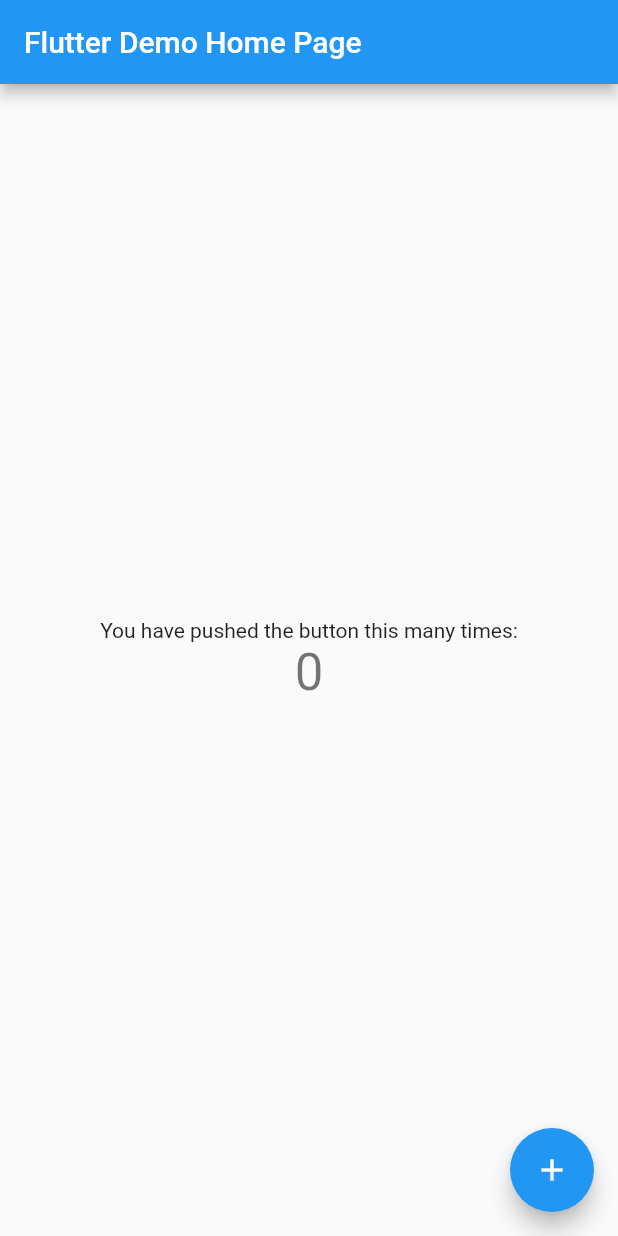
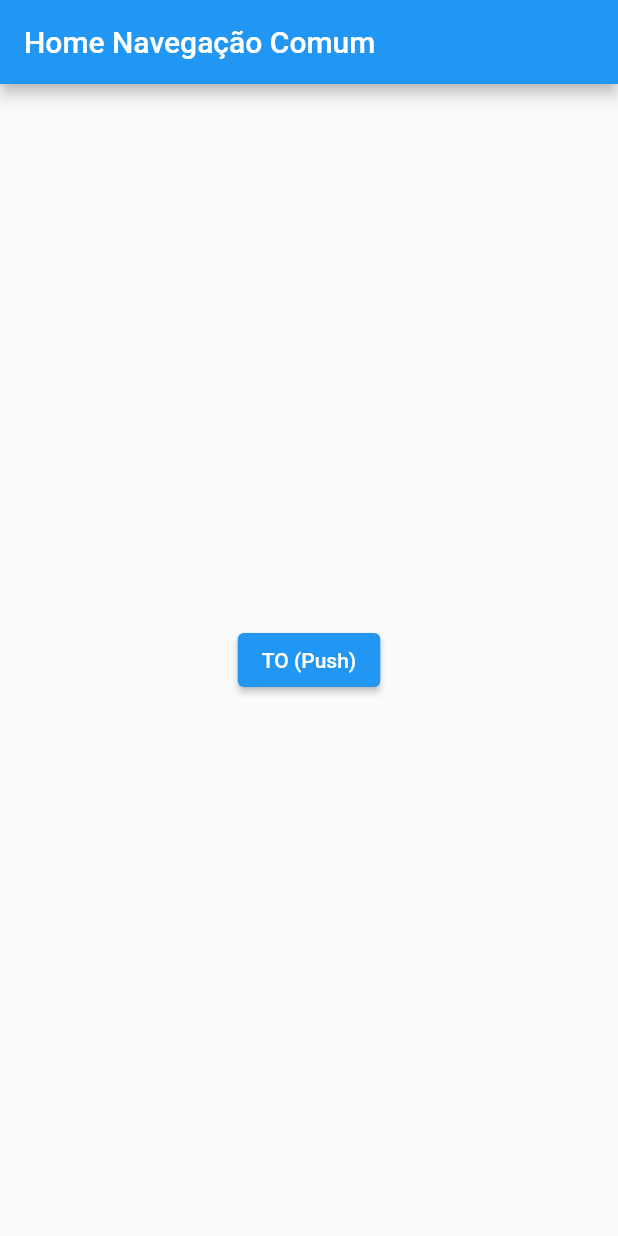
Before and after one commit to oliveiradg/rotasGetx, a Flutter app: the screen it shows after launch, on a phone screen of 412 x 824 dp. Run offline on Flutter 3.47's test engine with Material 2 defaults, Android fonts, the phone set to English and light mode, and no system bars; our stand-ins replace get.

Commit message:
[Dia 77] - POC: Estudo Sobre Navegação (rotas) com GetX

```diff
--- /dev/null
+++ b/lib/app/navegacao_comum/navegacao_comum_home_page.dart
@@ -0,0 +1,28 @@
+import 'package:flutter/material.dart';
+import 'package:get/get.dart';
+import 'package:rotas_getx/app/navegacao_comum/to/to_home_page.dart';
+
+class NavegacaoComumHomePage extends StatelessWidget {
+  const NavegacaoComumHomePage({Key? key}) : super(key: key);
+
+  @override
+  Widget build(BuildContext context) {
+    return Scaffold(
+      appBar: AppBar(
+        title: const Text('Home Navegação Comum'),
+      ),
+      body: Center(
+          child: Column(
+        mainAxisAlignment: MainAxisAlignment.center,
+        children: [
+          ElevatedButton(
+            onPressed: () {
+              Get.to(const ToHomePage());
+            },
+            child: const Text('TO (Push)'),
+          ),
+        ],
+      )),
+    );
+  }
+}
--- a/lib/main.dart
+++ b/lib/main.dart
@@ -1,4 +1,6 @@
 import 'package:flutter/material.dart';
+import 'package:get/get.dart';
+import 'package:rotas_getx/app/navegacao_comum/navegacao_comum_home_page.dart';
 
 void main() {
   runApp(const MyApp());
@@ -10,106 +12,14 @@ class MyApp extends StatelessWidget {
   // This widget is the root of your application.
   @override
   Widget build(BuildContext context) {
-    return MaterialApp(
-      title: 'Flutter Demo',
+    return GetMaterialApp(
+      title: 'Rotas com Getx',
       theme: ThemeData(
-        // This is the theme of your application.
-        //
-        // Try running your application with "flutter run". You'll see the
-        // application has a blue toolbar. Then, without quitting the app, try
-        // changing the primarySwatch below to Colors.green and then invoke
-        // "hot reload" (press "r" in the console where you ran "flutter run",
-        // or simply save your changes to "hot reload" in a Flutter IDE).
-        // Notice that the counter didn't reset back to zero; the application
-        // is not restarted.
+
         primarySwatch: Colors.blue,
       ),
-      home: const MyHomePage(title: 'Flutter Demo Home Page'),
+      home: const NavegacaoComumHomePage(),
+
     );
   }
 }
-
-class MyHomePage extends StatefulWidget {
-  const MyHomePage({Key? key, required this.title}) : super(key: key);
-
-  // This widget is the home page of your application. It is stateful, meaning
-  // that it has a State object (defined below) that contains fields that affect
-  // how it looks.
-
-  // This class is the configuration for the state. It holds the values (in this
-  // case the title) provided by the parent (in this case the App widget) and
-  // used by the build method of the State. Fields in a Widget subclass are
-  // always marked "final".
-
-  final String title;
-
-  @override
-  State<MyHomePage> createState() => _MyHomePageState();
-}
-
-class _MyHomePageState extends State<MyHomePage> {
-  int _counter = 0;
-
-  void _incrementCounter() {
-    setState(() {
-      // This call to setState tells the Flutter framework that something has
-      // changed in this State, which causes it to rerun the build method below
-      // so that the display can reflect the updated values. If we changed
-      // _counter without calling setState(), then the build method would not be
-      // called again, and so nothing would appear to happen.
-      _counter++;
-    });
-  }
-
-  @override
-  Widget build(BuildContext context) {
-    // This method is rerun every time setState is called, for instance as done
-    // by the _incrementCounter method above.
-    //
-    // The Flutter framework has been optimized to make rerunning build methods
-    // fast, so that you can just rebuild anything that needs updating rather
-    // than having to individually change instances of widgets.
-    return Scaffold(
-      appBar: AppBar(
-        // Here we take the value from the MyHomePage object that was created by
-        // the App.build method, and use it to set our appbar title.
-        title: Text(widget.title),
-      ),
-      body: Center(
-        // Center is a layout widget. It takes a single child and positions it
-        // in the middle of the parent.
-        child: Column(
-          // Column is also a layout widget. It takes a list of children and
-          // arranges them vertically. By default, it sizes itself to fit its
-          // children horizontally, and tries to be as tall as its parent.
-          //
-          // Invoke "debug painting" (press "p" in the console, choose the
-          // "Toggle Debug Paint" action from the Flutter Inspector in Android
-          // Studio, or the "Toggle Debug Paint" command in Visual Studio Code)
-          // to see the wireframe for each widget.
-          //
-          // Column has various properties to control how it sizes itself and
-          // how it positions its children. Here we use mainAxisAlignment to
-          // center the children vertically; the main axis here is the vertical
-          // axis because Columns are vertical (the cross axis would be
-          // horizontal).
-          mainAxisAlignment: MainAxisAlignment.center,
-          children: <Widget>[
-            const Text(
-              'You have pushed the button this many times:',
-            ),
-            Text(
-              '$_counter',
-              style: Theme.of(context).textTheme.headline4,
-            ),
-          ],
-        ),
-      ),
-      floatingActionButton: FloatingActionButton(
-        onPressed: _incrementCounter,
-        tooltip: 'Increment',
-        child: const Icon(Icons.add),
-      ), // This trailing comma makes auto-formatting nicer for build methods.
-    );
-  }
-}
--- a/pubspec.yaml
+++ b/pubspec.yaml
@@ -30,10 +30,14 @@ dependencies:
   flutter:
     sdk: flutter
 
+  get: ^4.6.5
+
+
 
   # The following adds the Cupertino Icons font to your application.
   # Use with the CupertinoIcons class for iOS style icons.
   cupertino_icons: ^1.0.2
+
 
 dev_dependencies:
   flutter_test:
```
Also changed, not shown: lib/app/navegacao_comum/to/page_one.dart (added, +27 -0 lines), lib/app/navegacao_comum/to/to_home_page.dart (added, +40 -0 lines), pubspec.lock.
